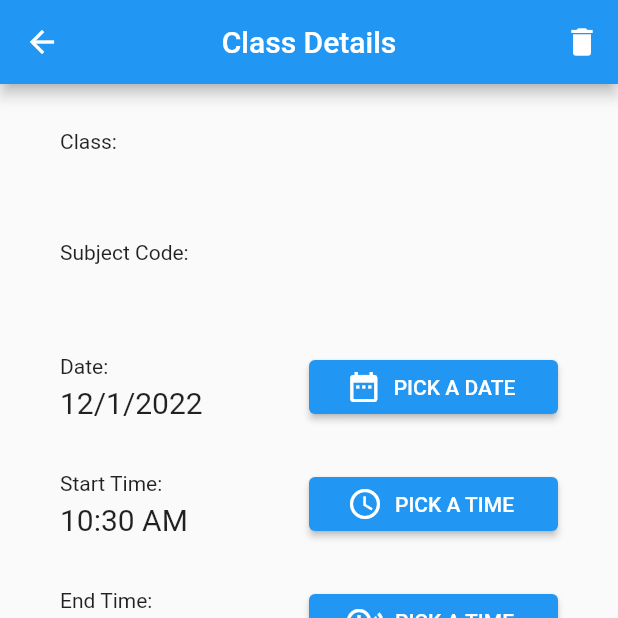
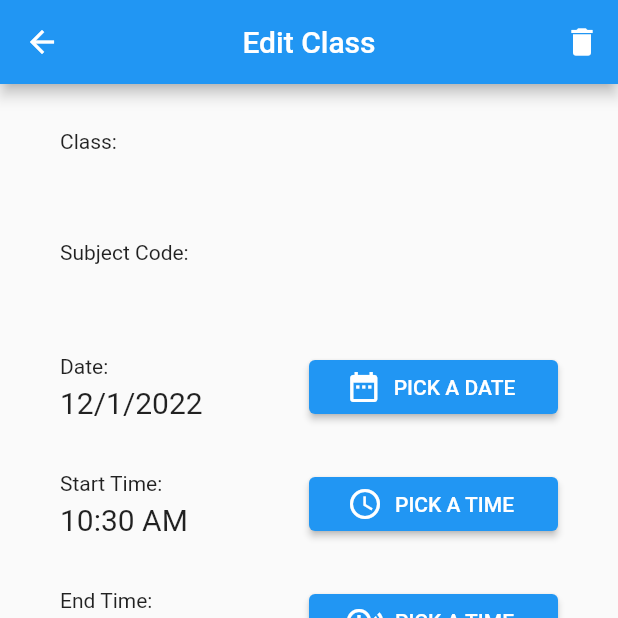
Before and after one commit to Elysu/Student-Attendance-System-With-WiFi-Detection, a Flutter app: the EditClass screen opened directly with empty values, on a phone screen of 412 x 824 dp, the top half of it. Run offline on Flutter 3.47's test engine with Material 2 defaults, Android fonts, the phone set to English and light mode, and no system bars; our stand-ins replace cloud_firestore, device_info_plus, firebase_auth, firebase_core, flutter_spinkit, font_awesome_flutter and 1 more; missing offline and left inert: network_info_plus; accounts and stored records are empty.

Commit message:
changed icon and edited some text

```diff
--- a/lib/screens/class/create_class.dart
+++ b/lib/screens/class/create_class.dart
@@ -304,7 +304,7 @@ class _CreateClassState extends State<CreateClass> {
                           dynamic addStudent = await dbService.addStudentsIntoClass(classSubject, status);
 
                           // if status return docID and addstudent is success, everything is valid
-                          if (status is String && addStudent) {
+                          if (status is String && addStudent == true) {
                             ScaffoldMessenger.of(context).showSnackBar(
                               const SnackBar(
                                 duration: Duration(seconds: 5),
--- a/lib/screens/class/edit_class.dart
+++ b/lib/screens/class/edit_class.dart
@@ -88,7 +88,7 @@ class _EditClassState extends State<EditClass> {
 
     return Scaffold(
       appBar: AppBar(
-        title: const Text("Class Details"),
+        title: const Text("Edit Class"),
         centerTitle: true,
         actions: [
           IconButton(
--- a/lib/screens/students/add_student.dart
+++ b/lib/screens/students/add_student.dart
@@ -91,7 +91,7 @@ class _AddStudentState extends State<AddStudent> {
                   controller: idController,
                   decoration: const InputDecoration(
                     hintText: 'S12345',
-                    icon: Icon(Icons.person_pin_rounded),
+                    icon: Icon(Icons.badge),
                     labelText: "Student ID"
                   ),
                   // if isValid then value is null
--- a/lib/screens/teacher/add_teacher.dart
+++ b/lib/screens/teacher/add_teacher.dart
@@ -91,7 +91,7 @@ class _AddTeacherState extends State<AddTeacher> {
                   controller: idController,
                   decoration: const InputDecoration(
                     hintText: 'S12345',
-                    icon: Icon(Icons.person_pin_rounded),
+                    icon: Icon(Icons.badge),
                     labelText: "Lecturer ID"
                   ),
                   // if isValid then value is null
```
